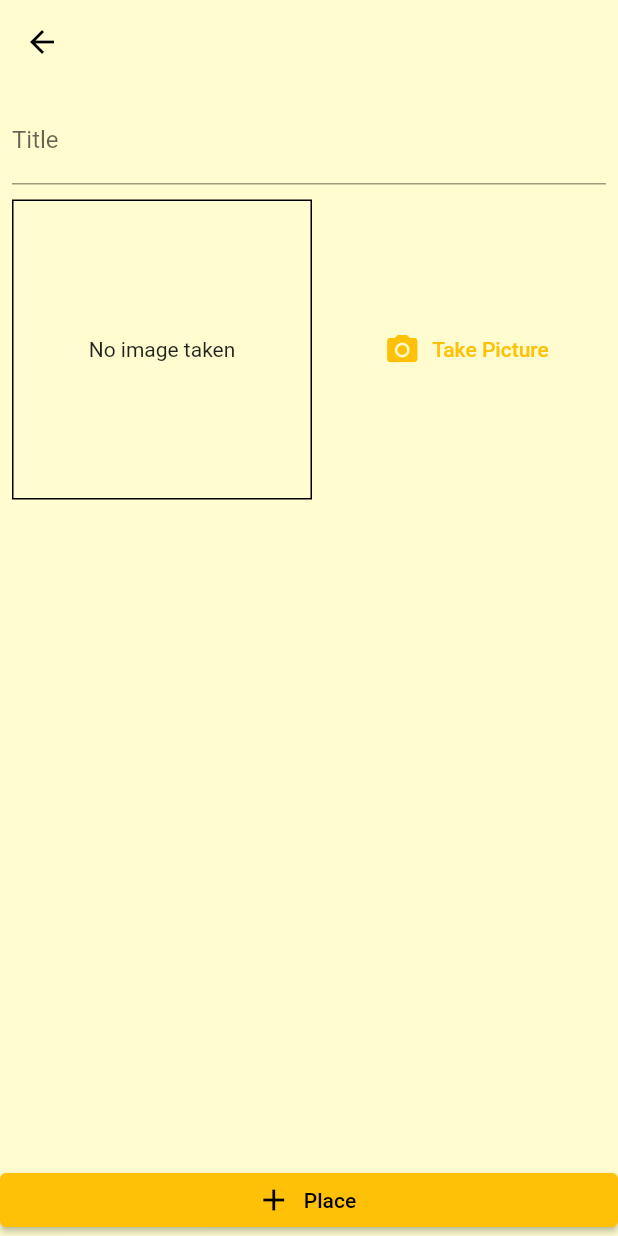
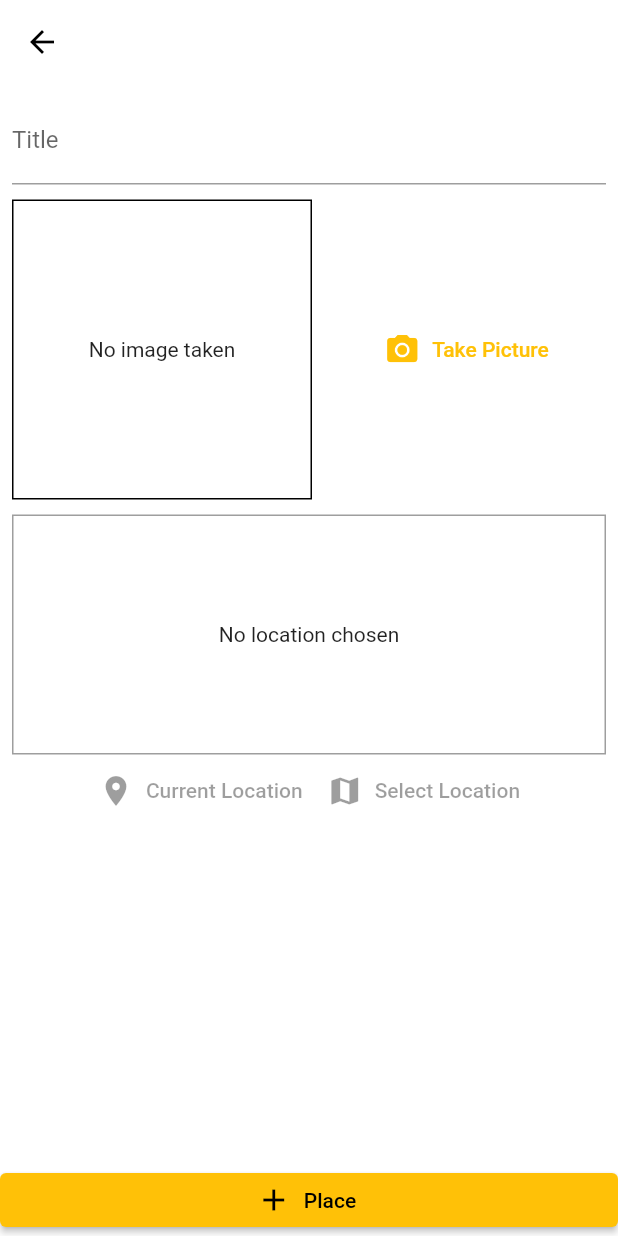
Before and after one commit to mpho-mbonani/greatPlaces, a Flutter app: the screen it shows after launch, after a tap on the "add" icon, on a phone screen of 412 x 824 dp. Run offline on Flutter 3.47's test engine with Material 2 defaults, Android fonts, the phone set to English and light mode, and no system bars; our stand-ins replace image_picker, sqflite; accounts and stored records are empty.

Commit message:
setting up for location use

```diff
--- a/lib/main.dart
+++ b/lib/main.dart
@@ -16,8 +16,8 @@ class MyApp extends StatelessWidget {
         debugShowCheckedModeBanner: false,
         title: 'Great Places',
         theme: ThemeData(
-          backgroundColor: Color.fromRGBO(255, 253, 208, 1), //cream
-          primaryColor: Color.fromRGBO(255, 253, 208, 1), //cream
+          backgroundColor: Colors.white,
+          primaryColor: Colors.white,
           accentColor: Colors.black,
           primarySwatch: Colors.amber,
         ),
--- a/lib/screens/addPlace.dart
+++ b/lib/screens/addPlace.dart
@@ -3,6 +3,7 @@ import 'dart:io';
 import 'package:flutter/material.dart';
 import 'package:greatPlaces/providers/greatPlaces.dart';
 import 'package:greatPlaces/widgets/imageInput.dart';
+import 'package:greatPlaces/widgets/locationInput.dart';
 import 'package:provider/provider.dart';
 
 class AddPlace extends StatefulWidget {
@@ -50,6 +51,8 @@ class _AddPlaceState extends State<AddPlace> {
                     ),
                     SizedBox(height: 10),
                     ImageInput(_selectImage),
+                    SizedBox(height: 10),
+                    LocationInput(),
                   ],
                 ),
               ),
--- /dev/null
+++ b/lib/widgets/locationInput.dart
@@ -0,0 +1,47 @@
+import 'package:flutter/material.dart';
+
+class LocationInput extends StatefulWidget {
+  @override
+  _LocationInputState createState() => _LocationInputState();
+}
+
+class _LocationInputState extends State<LocationInput> {
+  String _previewImageUrl;
+  @override
+  Widget build(BuildContext context) {
+    return Column(
+      children: [
+        Container(
+          height: 160,
+          width: double.infinity,
+          alignment: Alignment.center,
+          decoration: BoxDecoration(
+            border: Border.all(width: 1, color: Colors.grey),
+          ),
+          child: _previewImageUrl == null
+              ? Text('No location chosen', textAlign: TextAlign.center)
+              : Image.network(
+                  _previewImageUrl,
+                  fit: BoxFit.cover,
+                  width: double.infinity,
+                ),
+        ),
+        Row(
+          mainAxisAlignment: MainAxisAlignment.center,
+          children: [
+            TextButton.icon(
+              onPressed: null,
+              icon: Icon(Icons.location_on),
+              label: Text('Current Location'),
+            ),
+            TextButton.icon(
+              onPressed: null,
+              icon: Icon(Icons.map),
+              label: Text('Select Location'),
+            ),
+          ],
+        )
+      ],
+    );
+  }
+}
--- a/pubspec.yaml
+++ b/pubspec.yaml
@@ -26,6 +26,7 @@ dependencies:
   path_provider: ^1.6.24
   path: ^1.7.0
   sqflite: ^1.3.2+1
+  location: ^3.0.0
   flutter:
     sdk: flutter
 
```
Also changed, not shown: pubspec.lock, 2 other files.
